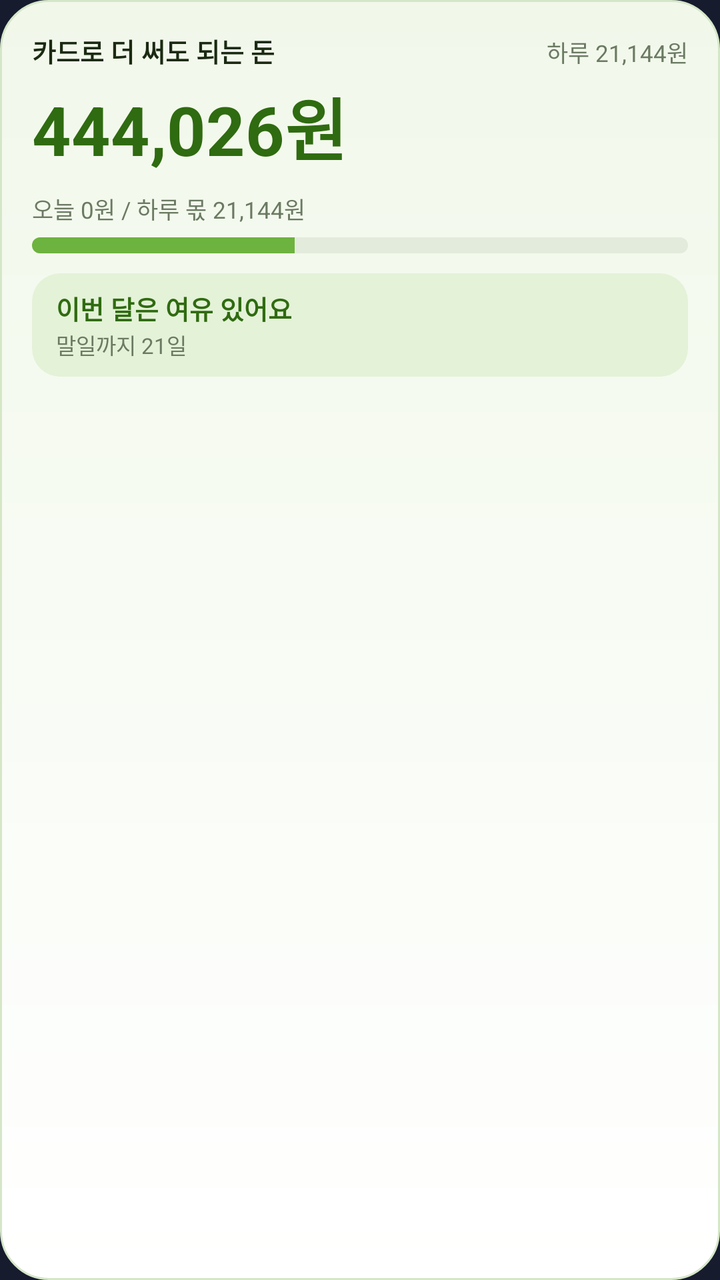
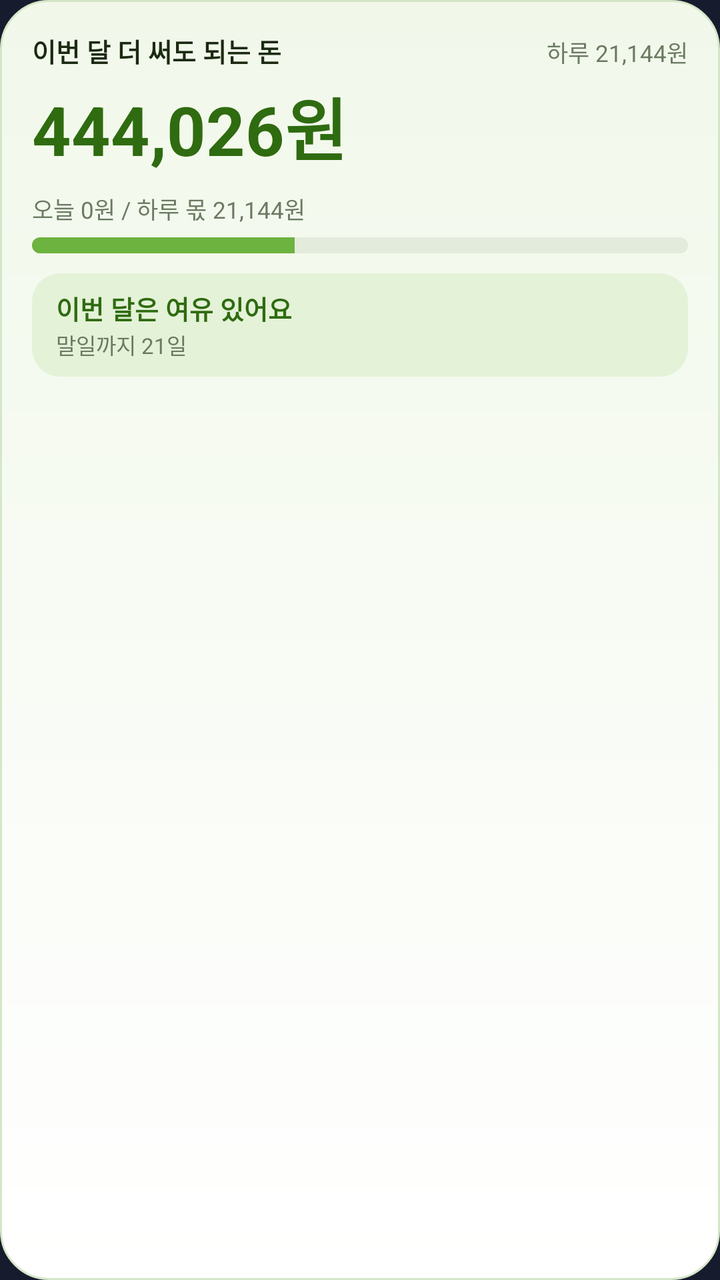

Before-and-after screenshots of an Android layout around one commit, followed by the original layout XML and the change that was made.
<!-- AndroidManifest.xml: application theme Theme.Passbook -->
<!-- res/layout/widget_w52.xml -->
<?xml version="1.0" encoding="utf-8"?>
<LinearLayout xmlns:android="http://schemas.android.com/apk/res/android" android:id="@+id/widget_root" android:layout_width="match_parent" android:layout_height="match_parent" android:orientation="vertical" android:background="@drawable/w_card" android:padding="16dp"><LinearLayout android:layout_width="match_parent" android:layout_height="wrap_content" android:orientation="horizontal"><TextView android:id="@+id/w_title" android:layout_width="0dp" android:layout_height="wrap_content" android:layout_weight="1" android:includeFontPadding="false" android:maxLines="1" android:ellipsize="end" android:textColor="#1B2A12" android:textSize="13sp" android:textStyle="bold" android:text="카드로 더 써도 되는 돈" /><TextView android:id="@+id/w_per" android:layout_width="wrap_content" android:layout_height="wrap_content" android:includeFontPadding="false" android:maxLines="1" android:ellipsize="end" android:textColor="#6B7A62" android:textSize="11.5sp" android:text="하루 21,144원" /></LinearLayout><TextView android:id="@+id/w_amount" android:layout_width="match_parent" android:layout_height="wrap_content" android:includeFontPadding="false" android:maxLines="1" android:ellipsize="end" android:textColor="#2F6B10" android:textSize="34sp" android:textStyle="bold" android:layout_marginTop="4dp" android:autoSizeTextType="uniform" android:autoSizeMinTextSize="14sp" android:autoSizeMaxTextSize="34sp" android:text="444,026원" /><TextView android:id="@+id/w_today" android:layout_width="wrap_content" android:layout_height="wrap_content" android:includeFontPadding="false" android:maxLines="1" android:ellipsize="end" android:textColor="#6B7A62" android:textSize="11.5sp" android:layout_marginTop="8dp" android:text="오늘 0원 / 하루 몫 21,144원" /><FrameLayout android:layout_width="match_parent" android:layout_height="8dp" android:layout_marginTop="6dp"><ProgressBar android:id="@+id/w_bar_ok" style="@android:style/Widget.ProgressBar.Horizontal" android:layout_width="match_parent" android:layout_height="8dp" android:max="100" android:progress="40" android:progressDrawable="@drawable/w_bar_ok" /><ProgressBar android:id="@+id/w_bar_over" style="@android:style/Widget.ProgressBar.Horizontal" android:layout_width="match_parent" android:layout_height="8dp" android:max="100" android:progress="100" android:visibility="gone" android:progressDrawable="@drawable/w_bar_over" /></FrameLayout><LinearLayout android:id="@+id/w_pill" android:layout_width="match_parent" android:layout_height="wrap_content" android:layout_marginTop="10dp" android:orientation="vertical" android:background="@drawable/w_pill_good" android:paddingStart="12dp" android:paddingEnd="12dp" android:paddingTop="8dp" android:paddingBottom="8dp"><TextView android:id="@+id/w_status" android:layout_width="wrap_content" android:layout_height="wrap_content" android:includeFontPadding="false" android:maxLines="1" android:ellipsize="end" android:textColor="#2F6B10" android:textSize="13sp" android:textStyle="bold" android:text="이번 달은 여유 있어요" /><TextView android:id="@+id/w_sub" android:layout_width="wrap_content" android:layout_height="wrap_content" android:includeFontPadding="false" android:maxLines="1" android:ellipsize="end" android:textColor="#6B7A62" android:textSize="11sp" android:layout_marginTop="1dp" android:text="말일까지 21일" /></LinearLayout></LinearLayout>
<!-- resources referenced by this layout -->
<resources>
  <!-- drawable w_bar_ok (drawable) -->
  <?xml version="1.0" encoding="utf-8"?>
  <layer-list xmlns:android="http://schemas.android.com/apk/res/android"><item android:id="@android:id/background"><shape><solid android:color="#E3EBDD" /><corners android:radius="5dp" /></shape></item><item android:id="@android:id/progress"><clip><shape><solid android:color="#6DB33F" /><corners android:radius="5dp" /></shape></clip></item></layer-list>
  <!-- drawable w_bar_over (drawable) -->
  <?xml version="1.0" encoding="utf-8"?>
  <layer-list xmlns:android="http://schemas.android.com/apk/res/android"><item android:id="@android:id/background"><shape><solid android:color="#E3EBDD" /><corners android:radius="5dp" /></shape></item><item android:id="@android:id/progress"><clip><shape><solid android:color="#E5484D" /><corners android:radius="5dp" /></shape></clip></item></layer-list>
  <!-- drawable w_card (drawable) -->
  <?xml version="1.0" encoding="utf-8"?>
  <shape xmlns:android="http://schemas.android.com/apk/res/android" android:shape="rectangle"><gradient android:angle="270" android:startColor="#F1F8EA" android:endColor="#FFFFFF" android:type="linear" /><corners android:radius="24dp" /><stroke android:width="1dp" android:color="#D5E6C8" /></shape>
  <!-- drawable w_pill_good (drawable) -->
  <?xml version="1.0" encoding="utf-8"?>
  <shape xmlns:android="http://schemas.android.com/apk/res/android" android:shape="rectangle"><solid android:color="#E4F2D8" /><corners android:radius="14dp" /></shape>
  <style name="Theme.Passbook" parent="android:Theme.Material.NoActionBar">
          <item name="android:windowBackground">#161B2E</item>
          <item name="android:statusBarColor">#161B2E</item>
          <item name="android:navigationBarColor">#161B2E</item>
      </style>
</resources>

<!-- the commit's change to res/layout/widget_w52.xml (unified diff, before → after) -->
@@ -1,2 +1,2 @@
 <?xml version="1.0" encoding="utf-8"?>
-<LinearLayout xmlns:android="http://schemas.android.com/apk/res/android" android:id="@+id/widget_root" android:layout_width="match_parent" android:layout_height="match_parent" android:orientation="vertical" android:background="@drawable/w_card" android:padding="16dp"><LinearLayout android:layout_width="match_parent" android:layout_height="wrap_content" android:orientation="horizontal"><TextView android:id="@+id/w_title" android:layout_width="0dp" android:layout_height="wrap_content" android:layout_weight="1" android:includeFontPadding="false" android:maxLines="1" android:ellipsize="end" android:textColor="#1B2A12" android:textSize="13sp" android:textStyle="bold" android:text="카드로 더 써도 되는 돈" /><TextView android:id="@+id/w_per" android:layout_width="wrap_content" android:layout_height="wrap_content" android:includeFontPadding="false" android:maxLines="1" android:ellipsize="end" android:textColor="#6B7A62" android:textSize="11.5sp" android:text="하루 21,144원" /></LinearLayout><TextView android:id="@+id/w_amount" android:layout_width="match_parent" android:layout_height="wrap_content" android:includeFontPadding="false" android:maxLines="1" android:ellipsize="end" android:textColor="#2F6B10" android:textSize="34sp" android:textStyle="bold" android:layout_marginTop="4dp" android:autoSizeTextType="uniform" android:autoSizeMinTextSize="14sp" android:autoSizeMaxTextSize="34sp" android:text="444,026원" /><TextView android:id="@+id/w_today" android:layout_width="wrap_content" android:layout_height="wrap_content" android:includeFontPadding="false" android:maxLines="1" android:ellipsize="end" android:textColor="#6B7A62" android:textSize="11.5sp" android:layout_marginTop="8dp" android:text="오늘 0원 / 하루 몫 21,144원" /><FrameLayout android:layout_width="match_parent" android:layout_height="8dp" android:layout_marginTop="6dp"><ProgressBar android:id="@+id/w_bar_ok" style="@android:style/Widget.ProgressBar.Horizontal" android:layout_width="match_parent" android:layout_height="8dp" android:max="100" android:progress="40" android:progressDrawable="@drawable/w_bar_ok" /><ProgressBar android:id="@+id/w_bar_over" style="@android:style/Widget.ProgressBar.Horizontal" android:layout_width="match_parent" android:layout_height="8dp" android:max="100" android:progress="100" android:visibility="gone" android:progressDrawable="@drawable/w_bar_over" /></FrameLayout><LinearLayout android:id="@+id/w_pill" android:layout_width="match_parent" android:layout_height="wrap_content" android:layout_marginTop="10dp" android:orientation="vertical" android:background="@drawable/w_pill_good" android:paddingStart="12dp" android:paddingEnd="12dp" android:paddingTop="8dp" android:paddingBottom="8dp"><TextView android:id="@+id/w_status" android:layout_width="wrap_content" android:layout_height="wrap_content" android:includeFontPadding="false" android:maxLines="1" android:ellipsize="end" android:textColor="#2F6B10" android:textSize="13sp" android:textStyle="bold" android:text="이번 달은 여유 있어요" /><TextView android:id="@+id/w_sub" android:layout_width="wrap_content" android:layout_height="wrap_content" android:includeFontPadding="false" android:maxLines="1" android:ellipsize="end" android:textColor="#6B7A62" android:textSize="11sp" android:layout_marginTop="1dp" android:text="말일까지 21일" /></LinearLayout></LinearLayout>
+<LinearLayout xmlns:android="http://schemas.android.com/apk/res/android" android:id="@+id/widget_root" android:layout_width="match_parent" android:layout_height="match_parent" android:orientation="vertical" android:background="@drawable/w_card" android:padding="16dp"><LinearLayout android:layout_width="match_parent" android:layout_height="wrap_content" android:orientation="horizontal"><TextView android:id="@+id/w_title" android:layout_width="0dp" android:layout_height="wrap_content" android:layout_weight="1" android:includeFontPadding="false" android:maxLines="1" android:ellipsize="end" android:textColor="#1B2A12" android:textSize="13sp" android:textStyle="bold" android:text="이번 달 더 써도 되는 돈" /><TextView android:id="@+id/w_per" android:layout_width="wrap_content" android:layout_height="wrap_content" android:includeFontPadding="false" android:maxLines="1" android:ellipsize="end" android:textColor="#6B7A62" android:textSize="11.5sp" android:text="하루 21,144원" /></LinearLayout><TextView android:id="@+id/w_amount" android:layout_width="match_parent" android:layout_height="wrap_content" android:includeFontPadding="false" android:maxLines="1" android:ellipsize="end" android:textColor="#2F6B10" android:textSize="34sp" android:textStyle="bold" android:layout_marginTop="4dp" android:autoSizeTextType="uniform" android:autoSizeMinTextSize="14sp" android:autoSizeMaxTextSize="34sp" android:text="444,026원" /><TextView android:id="@+id/w_today" android:layout_width="wrap_content" android:layout_height="wrap_content" android:includeFontPadding="false" android:maxLines="1" android:ellipsize="end" android:textColor="#6B7A62" android:textSize="11.5sp" android:layout_marginTop="8dp" android:text="오늘 0원 / 하루 몫 21,144원" /><FrameLayout android:layout_width="match_parent" android:layout_height="8dp" android:layout_marginTop="6dp"><ProgressBar android:id="@+id/w_bar_ok" style="@android:style/Widget.ProgressBar.Horizontal" android:layout_width="match_parent" android:layout_height="8dp" android:max="100" android:progress="40" android:progressDrawable="@drawable/w_bar_ok" /><ProgressBar android:id="@+id/w_bar_over" style="@android:style/Widget.ProgressBar.Horizontal" android:layout_width="match_parent" android:layout_height="8dp" android:max="100" android:progress="100" android:visibility="gone" android:progressDrawable="@drawable/w_bar_over" /></FrameLayout><LinearLayout android:id="@+id/w_pill" android:layout_width="match_parent" android:layout_height="wrap_content" android:layout_marginTop="10dp" android:orientation="vertical" android:background="@drawable/w_pill_good" android:paddingStart="12dp" android:paddingEnd="12dp" android:paddingTop="8dp" android:paddingBottom="8dp"><TextView android:id="@+id/w_status" android:layout_width="wrap_content" android:layout_height="wrap_content" android:includeFontPadding="false" android:maxLines="1" android:ellipsize="end" android:textColor="#2F6B10" android:textSize="13sp" android:textStyle="bold" android:text="이번 달은 여유 있어요" /><TextView android:id="@+id/w_sub" android:layout_width="wrap_content" android:layout_height="wrap_content" android:includeFontPadding="false" android:maxLines="1" android:ellipsize="end" android:textColor="#6B7A62" android:textSize="11sp" android:layout_marginTop="1dp" android:text="말일까지 21일" /></LinearLayout></LinearLayout>
